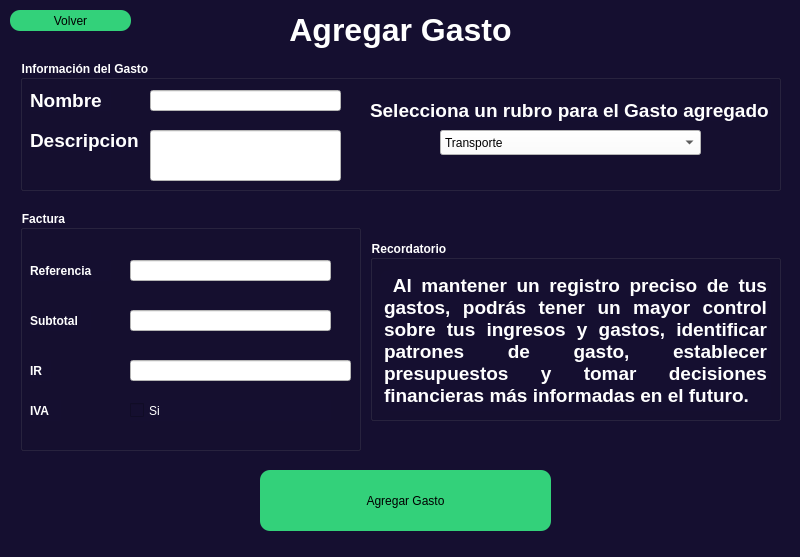
Qt form Vistas ui/AgregarGasto.ui (bradlygutierrez/programacionApp) before a commit.
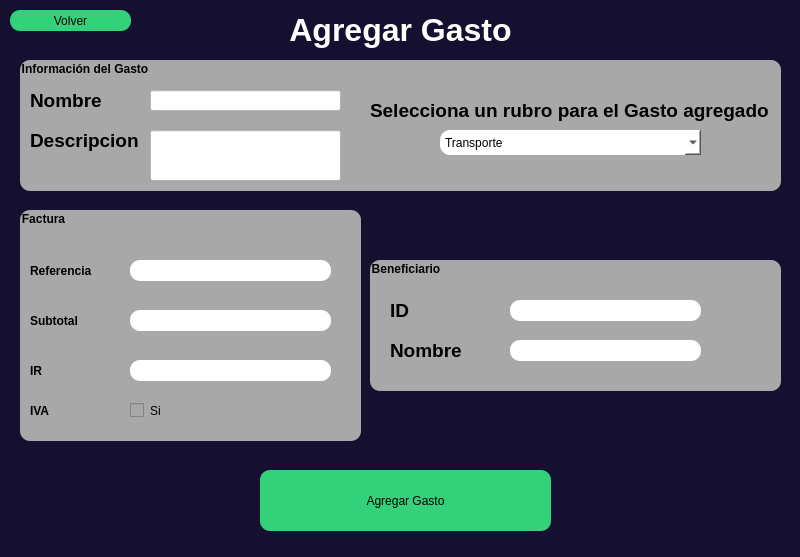
The same form after that commit. Icons and pictures are not drawn.

```diff
--- a/Vistas ui/AgregarGasto.ui
+++ b/Vistas ui/AgregarGasto.ui
@@ -50,7 +50,7 @@
      </rect>
     </property>
     <property name="styleSheet">
-     <string notr="true">background-color: rgb(255, 255, 255);</string>
+     <string notr="true">color: rgb(0, 0, 0);background-color: rgb(255, 255, 255);</string>
     </property>
     <property name="text">
      <string/>
@@ -73,7 +73,9 @@
      </font>
     </property>
     <property name="styleSheet">
-     <string notr="true">color: rgb(255, 255, 255);</string>
+     <string notr="true">border-radius: 10px;color: rgb(0, 0, 0);
+
+background-color: rgb(168, 168, 168);</string>
     </property>
     <property name="text">
      <string>Nombre</string>
@@ -96,7 +98,9 @@
      </font>
     </property>
     <property name="styleSheet">
-     <string notr="true">color: rgb(255, 255, 255);</string>
+     <string notr="true">border-radius: 10px;color: rgb(0, 0, 0);
+
+background-color: rgb(168, 168, 168);</string>
     </property>
     <property name="text">
      <string>Descripcion</string>
@@ -112,7 +116,7 @@
      </rect>
     </property>
     <property name="styleSheet">
-     <string notr="true">background-color: rgb(255, 255, 255);</string>
+     <string notr="true">color: rgb(0, 0, 0);background-color: rgb(255, 255, 255);</string>
     </property>
     <property name="text">
      <string/>
@@ -124,7 +128,7 @@
       <x>20</x>
       <y>210</y>
       <width>341</width>
-      <height>241</height>
+      <height>231</height>
      </rect>
     </property>
     <property name="font">
@@ -134,7 +138,9 @@
      </font>
     </property>
     <property name="styleSheet">
-     <string notr="true">color: rgb(255, 255, 255);</string>
+     <string notr="true">border-radius: 10px;color: rgb(0, 0, 0);
+
+background-color: rgb(168, 168, 168);</string>
     </property>
     <property name="title">
      <string>Factura</string>
@@ -206,7 +212,9 @@
       </rect>
      </property>
      <property name="styleSheet">
-      <string notr="true">background-color: rgb(255, 255, 255);</string>
+      <string notr="true">background-color: rgb(255, 255, 255);
+
+color: rgb(0, 0, 0);</string>
      </property>
      <property name="text">
       <string/>
@@ -222,7 +230,7 @@
       </rect>
      </property>
      <property name="styleSheet">
-      <string notr="true">background-color: rgb(255, 255, 255);</string>
+      <string notr="true">color: rgb(0, 0, 0);background-color: rgb(255, 255, 255);</string>
      </property>
      <property name="text">
       <string/>
@@ -233,12 +241,12 @@
       <rect>
        <x>110</x>
        <y>150</y>
-       <width>221</width>
+       <width>201</width>
        <height>21</height>
       </rect>
      </property>
      <property name="styleSheet">
-      <string notr="true">background-color: rgb(255, 255, 255);</string>
+      <string notr="true">color: rgb(0, 0, 0);background-color: rgb(255, 255, 255);</string>
      </property>
      <property name="text">
       <string/>
@@ -253,6 +261,9 @@
        <height>21</height>
       </rect>
      </property>
+     <property name="styleSheet">
+      <string notr="true"/>
+     </property>
      <property name="text">
       <string>Si</string>
      </property>
@@ -329,7 +340,9 @@
      </font>
     </property>
     <property name="styleSheet">
-     <string notr="true">color: rgb(255, 255, 255);</string>
+     <string notr="true">border-radius: 10px;color: rgb(0, 0, 0);
+
+background-color: rgb(168, 168, 168);</string>
     </property>
     <property name="title">
      <string>Información del Gasto</string>
@@ -351,7 +364,9 @@
       </font>
      </property>
      <property name="styleSheet">
-      <string notr="true">color: rgb(255, 255, 255);</string>
+      <string notr="true">border-radius: 10px;color: rgb(0, 0, 0);
+
+background-color: rgb(168, 168, 168);</string>
      </property>
      <property name="text">
       <string>Selecciona un rubro para el Gasto agregado</string>
@@ -392,8 +407,8 @@
      <rect>
       <x>220</x>
       <y>10</y>
-      <width>51</width>
-      <height>51</height>
+      <width>41</width>
+      <height>41</height>
      </rect>
     </property>
     <property name="font">
@@ -414,9 +429,9 @@
     <property name="geometry">
      <rect>
       <x>370</x>
-      <y>240</y>
+      <y>260</y>
       <width>411</width>
-      <height>181</height>
+      <height>131</height>
      </rect>
     </property>
     <property name="font">
@@ -426,30 +441,93 @@
      </font>
     </property>
     <property name="styleSheet">
-     <string notr="true">color: rgb(255, 255, 255);</string>
+     <string notr="true">border-radius: 10px;color: rgb(0, 0, 0);
+
+background-color: rgb(168, 168, 168);</string>
     </property>
     <property name="title">
-     <string>Recordatorio</string>
+     <string>Beneficiario</string>
     </property>
-    <widget class="QTextBrowser" name="textBrowser">
+    <widget class="QLabel" name="label_11">
      <property name="geometry">
       <rect>
-       <x>10</x>
-       <y>30</y>
-       <width>391</width>
-       <height>141</height>
+       <x>20</x>
+       <y>80</y>
+       <width>111</width>
+       <height>21</height>
       </rect>
      </property>
+     <property name="font">
+      <font>
+       <pointsize>14</pointsize>
+       <weight>75</weight>
+       <bold>true</bold>
+      </font>
+     </property>
      <property name="styleSheet">
-      <string notr="true">background-color: rgb(21, 15, 48);
-border-radius: 10px;</string>
+      <string notr="true">color: rgb(0, 0, 0);
+
+background-color: rgb(168, 168, 168);</string>
      </property>
-     <property name="html">
-      <string>&lt;!DOCTYPE HTML PUBLIC &quot;-//W3C//DTD HTML 4.0//EN&quot; &quot;http://www.w3.org/TR/REC-html40/strict.dtd&quot;&gt;
-&lt;html&gt;&lt;head&gt;&lt;meta name=&quot;qrichtext&quot; content=&quot;1&quot; /&gt;&lt;style type=&quot;text/css&quot;&gt;
-p, li { white-space: pre-wrap; }
-&lt;/style&gt;&lt;/head&gt;&lt;body style=&quot; font-family:'Ubuntu'; font-size:11pt; font-weight:400; font-style:normal;&quot;&gt;
-&lt;p align=&quot;justify&quot; style=&quot; margin-top:0px; margin-bottom:0px; margin-left:0px; margin-right:0px; -qt-block-indent:0; text-indent:0px;&quot;&gt;&lt;span style=&quot; font-size:14pt; font-weight:600; color:#ffffff;&quot;&gt; Al mantener un registro preciso de tus gastos, podrás tener un mayor control sobre tus ingresos y gastos, identificar patrones de gasto, establecer presupuestos y tomar decisiones financieras más informadas en el futuro.&lt;/span&gt;&lt;/p&gt;&lt;/body&gt;&lt;/html&gt;</string>
+     <property name="text">
+      <string>Nombre</string>
+     </property>
+    </widget>
+    <widget class="QLabel" name="label_10">
+     <property name="geometry">
+      <rect>
+       <x>20</x>
+       <y>40</y>
+       <width>81</width>
+       <height>21</height>
+      </rect>
+     </property>
+     <property name="font">
+      <font>
+       <pointsize>14</pointsize>
+       <weight>75</weight>
+       <bold>true</bold>
+      </font>
+     </property>
+     <property name="styleSheet">
+      <string notr="true">color: rgb(0, 0, 0);
+
+background-color: rgb(168, 168, 168);</string>
+     </property>
+     <property name="text">
+      <string>ID</string>
+     </property>
+    </widget>
+    <widget class="QLineEdit" name="lineEdit_7">
+     <property name="geometry">
+      <rect>
+       <x>140</x>
+       <y>40</y>
+       <width>191</width>
+       <height>21</height>
+      </rect>
+     </property>
+     <property name="styleSheet">
+      <string notr="true">color: rgb(0, 0, 0);background-color: rgb(255, 255, 255);</string>
+     </property>
+     <property name="text">
+      <string/>
+     </property>
+    </widget>
+    <widget class="QLineEdit" name="lineEdit_6">
+     <property name="geometry">
+      <rect>
+       <x>140</x>
+       <y>80</y>
+       <width>191</width>
+       <height>21</height>
+      </rect>
+     </property>
+     <property name="styleSheet">
+      <string notr="true">color: rgb(0, 0, 0);background-color: rgb(255, 255, 255);</string>
+     </property>
+     <property name="text">
+      <string/>
      </property>
     </widget>
    </widget>
```
Left out of the diff: 1 changed line with no effect on the pictures.
